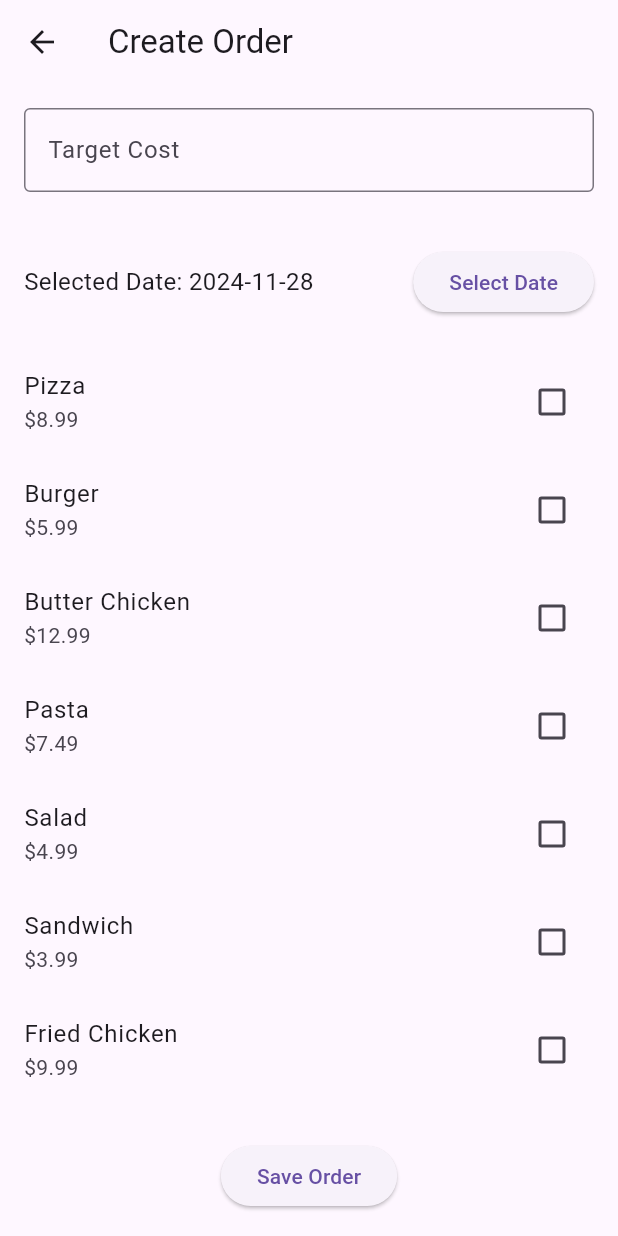
After one commit to Ghostlybot16/FoodOrderingApp, a Flutter app: the OrderFormScreen screen opened by its route, on a phone screen of 412 x 824 dp. The commit adds this screen. Run offline on Flutter 3.47's test engine with Material 3 defaults, Android fonts, the phone set to English and light mode, and no system bars; our stand-ins replace sqflite; accounts and stored records are empty.

Commit message:
Created orderForm and savedOrderList screens
Edited crudOperations.dart to input 20 sample food values into the
database when the code runs. this function works. Added code for
two screens that allow the user to input a cost value and select
food items in their list. The 2nd screen shows the log of that.
It shows the list of all options selected with the date.

```diff
--- a/lib/database/crudOperations.dart
+++ b/lib/database/crudOperations.dart
@@ -22,6 +22,45 @@ Future<void> updateFoodItem(int id, String name, double cost) async {
     where: 'id = ?',
     whereArgs: [id],
   );
+}
+
+// Function to populate the database with sample food items (20 items)
+Future<void> populateFoodItems() async {
+  final db = await DatabaseHelper.instance.database;
+  final existingItems = await db.query('food_items');
+
+  // Only populate the table if it is empty
+  if (existingItems.isEmpty) {
+    List<Map<String, dynamic>> sampleFoodItems = [
+      {'name': 'Pizza', 'cost': 8.99},
+      {'name': 'Burger', 'cost': 5.99},
+      {'name': 'Butter Chicken', 'cost': 12.99},
+      {'name': 'Pasta', 'cost': 7.49},
+      {'name': 'Salad', 'cost': 4.99},
+      {'name': 'Sandwich', 'cost': 3.99},
+      {'name': 'Fried Chicken', 'cost': 9.99},
+      {'name': 'Steak', 'cost': 14.99},
+      {'name': 'Tacos', 'cost': 6.99},
+      {'name': 'Wrap', 'cost': 5.49},
+      {'name': 'Hot Dog', 'cost': 3.49},
+      {'name': 'Nachos', 'cost': 4.49},
+      {'name': 'Burrito', 'cost': 7.99},
+      {'name': 'Ice Cream', 'cost': 3.49},
+      {'name': 'Fries', 'cost': 2.99},
+      {'name': 'Coke', 'cost': 1.99},
+      {'name': 'Soup', 'cost': 4.59},
+      {'name': 'Root Beer', 'cost': 1.99},
+      {'name': 'Mango Juice', 'cost': 1.99},
+      {'name': 'Chocolate Smoothie', 'cost': 4.99},
+    ];
+
+    // Insert sample items into the database
+    for (var item in sampleFoodItems) {
+      await insertFoodItem(item['name']!, item['cost']!);
+    }
+
+    print('Sample food items added to the database.');
+  }
 }
 
 // Function to delete a food item
--- a/lib/database/databaseSetup.dart
+++ b/lib/database/databaseSetup.dart
@@ -44,7 +44,7 @@ class DatabaseHelper {
           id INTEGER PRIMARY KEY AUTOINCREMENT,
           name TEXT NOT NULL,
           cost REAL NOT NULL
-        )''');
+        )''' );
 
     // Create the `order_plans` table if it doesn't already exist
     await databaseInstance.execute('''CREATE TABLE IF NOT EXISTS order_plans (
@@ -52,18 +52,55 @@ class DatabaseHelper {
           date TEXT NOT NULL,
           target_cost REAL NOT NULL,
           selected_items TEXT NOT NULL
-        )''');
+        )''' );
 
     print('Database tables created successfully.');
   }
 
-  // Function to show tables and their data
+  // Function to fetch all saved orders from the 'order_plans' table
+  Future<List<Map<String, dynamic>>> fetchSavedOrders() async {
+    final db = await database;
+    return await db.query('order_plans'); // Fetch all rows from order_plans
+  }
+
+  // Function to save a new order plan to the 'order_plans' table
+  Future<void> saveOrderPlan(String date, double targetCost, String selectedItems) async {
+    final db = await database;
+    await db.insert('order_plans', {
+      'date': date,
+      'target_cost': targetCost,
+      'selected_items': selectedItems,
+    });
+  }
+
+  // Function to clear all food items and reset auto-increment counters
+  Future<void> clearFoodItemsIfNeeded() async {
+    final db = await database;
+    final foodItems = await db.query('food_items');
+    if (foodItems.isNotEmpty) {
+      await db.delete('food_items');
+      await db.rawDelete('DELETE FROM sqlite_sequence WHERE name="food_items"');
+      print('Food items table cleared and ID counter reset.');
+    }
+  }
+
+  // Function to clear all order plans and reset auto-increment counters
+  Future<void> clearOrderPlansIfNeeded() async {
+    final db = await database;
+    final orderPlans = await db.query('order_plans');
+    if (orderPlans.isNotEmpty) {
+      await db.delete('order_plans');
+      await db.rawDelete('DELETE FROM sqlite_sequence WHERE name="order_plans"');
+      print('Order plans table cleared and ID counter reset.');
+    }
+  }
+
+  // Debugging function to show all tables and their data
   Future<void> debugShowTables() async {
     final db = await database;
 
     // Fetch all tables in the database
-    final tables = await db.rawQuery(
-        "SELECT name FROM sqlite_master WHERE type='table';");
+    final tables = await db.rawQuery("SELECT name FROM sqlite_master WHERE type='table';");
     print('Tables in the database: $tables');
 
     // Loop through each table and print its contents
@@ -76,7 +113,7 @@ class DatabaseHelper {
     }
   }
 
-  // Close the database connection
+  // Function to close the database connection
   Future<void> closeDatabaseConnection() async {
     final db = _cachedDatabaseInstance;
     if (db != null) {
--- a/lib/screens/foodListScreen.dart
+++ b/lib/screens/foodListScreen.dart
@@ -66,7 +66,7 @@ class _FoodListScreenState extends State<FoodListScreen> {
       await deleteFoodItem(id); // Call delete function from CRUD
       fetchFoodItemsFromDatabase(); // Refresh the food items list after deletion
       ScaffoldMessenger.of(context).showSnackBar(
-        const SnackBar(content: Text('Food item deleted successfully!')),
+        const SnackBar(content: Text('Item deleted successfully!')),
       );
     }
   }
--- /dev/null
+++ b/lib/screens/orderFormScreen.dart
@@ -0,0 +1,164 @@
+import 'package:flutter/material.dart';
+import '../database/crudOperations.dart'; // CRUD operations
+import '../database/databaseSetup.dart'; // Database helper
+import 'foodListScreen.dart'; // Food list screen for selecting food
+
+class OrderFormScreen extends StatefulWidget {
+  const OrderFormScreen({Key? key}) : super(key: key);
+
+  @override
+  _OrderFormScreenState createState() => _OrderFormScreenState();
+}
+
+class _OrderFormScreenState extends State<OrderFormScreen> {
+  List<Map<String, dynamic>> foodItems = []; // To store food items from the database
+  List<Map<String, dynamic>> selectedItems = []; // To store selected food items
+  final TextEditingController targetCostController = TextEditingController();
+  DateTime selectedDate = DateTime.now(); // Store selected date
+
+  // Function to handle saving the order
+  void _saveOrder() async {
+    if (selectedItems.isEmpty || targetCostController.text.isEmpty) {
+      ScaffoldMessenger.of(context).showSnackBar(
+        const SnackBar(content: Text('Please select food items and set target cost')),
+      );
+      return;
+    }
+
+    // Convert selected items into a string for storage
+    final selectedItemNames = selectedItems.map((item) => item['name']).join(', ');
+
+    // Save the order plan into the database
+    await DatabaseHelper.instance.saveOrderPlan(
+      selectedDate.toIso8601String().split('T').first, // Use the selected date (in yyyy-MM-dd format)
+      double.tryParse(targetCostController.text) ?? 0.0, // Parse the target cost
+      selectedItemNames,
+    );
+
+    ScaffoldMessenger.of(context).showSnackBar(
+      const SnackBar(content: Text('Order saved successfully!')),
+    );
+
+    // Navigate to the saved orders screen after saving the order
+    Navigator.pushNamed(context, '/savedOrders');
+  }
+
+  // Function to handle food item selection
+  void _selectFoodItem(Map<String, dynamic> foodItem) {
+    setState(() {
+      if (selectedItems.contains(foodItem)) {
+        selectedItems.remove(foodItem);
+      } else {
+        selectedItems.add(foodItem);
+      }
+    });
+  }
+
+  // Function to open the date picker
+  Future<void> _selectDate() async {
+    final DateTime? pickedDate = await showDatePicker(
+      context: context,
+      initialDate: selectedDate,
+      firstDate: DateTime(2020),
+      lastDate: DateTime(2101),
+    );
+
+    if (pickedDate != null && pickedDate != selectedDate) {
+      setState(() {
+        selectedDate = pickedDate;
+      });
+    }
+  }
+
+  @override
+  Widget build(BuildContext context) {
+    return Scaffold(
+      appBar: AppBar(
+        title: const Text('Create Order'),
+      ),
+      body: Column(
+        children: [
+          // Target cost input
+          Padding(
+            padding: const EdgeInsets.all(16.0),
+            child: TextField(
+              controller: targetCostController,
+              keyboardType: TextInputType.number,
+              decoration: const InputDecoration(
+                labelText: 'Target Cost',
+                border: OutlineInputBorder(),
+              ),
+            ),
+          ),
+          const SizedBox(height: 20),
+
+          // Date Picker input
+          Padding(
+            padding: const EdgeInsets.symmetric(horizontal: 16.0),
+            child: Row(
+              mainAxisAlignment: MainAxisAlignment.spaceBetween,
+              children: [
+                Text(
+                  'Selected Date: ${selectedDate.toLocal().toString().split(' ')[0]}',
+                  style: const TextStyle(fontSize: 16),
+                ),
+                ElevatedButton(
+                  onPressed: _selectDate,
+                  child: const Text('Select Date'),
+                ),
+              ],
+            ),
+          ),
+          const SizedBox(height: 20),
+
+          // List food items to choose from
+          Expanded(
+            child: FutureBuilder<List<Map<String, dynamic>>>(
+              future: fetchFoodItems(),
+              builder: (context, snapshot) {
+                if (snapshot.connectionState == ConnectionState.waiting) {
+                  return const Center(child: CircularProgressIndicator());
+                }
+
+                if (snapshot.hasError) {
+                  return Center(child: Text('Error: ${snapshot.error}'));
+                }
+
+                if (snapshot.hasData) {
+                  foodItems = snapshot.data!;
+                  return ListView.builder(
+                    itemCount: foodItems.length,
+                    itemBuilder: (context, index) {
+                      final foodItem = foodItems[index];
+                      final isSelected = selectedItems.contains(foodItem);
+
+                      return CheckboxListTile(
+                        title: Text(foodItem['name']),
+                        subtitle: Text('\$${foodItem['cost']}'),
+                        value: isSelected,
+                        onChanged: (bool? value) {
+                          _selectFoodItem(foodItem);
+                        },
+                      );
+                    },
+                  );
+                }
+
+                return const Center(child: Text('No food items available.'));
+              },
+            ),
+          ),
+
+          // Save order button
+          Padding(
+            padding: const EdgeInsets.all(16.0),
+            child: ElevatedButton(
+              onPressed: _saveOrder,
+              child: const Text('Save Order'),
+            ),
+          ),
+        ],
+      ),
+    );
+  }
+}
```
Also changed, not shown: lib/main.dart (+21 -0 lines), lib/screens/savedOrdersScreen.dart (added, +56 -0 lines).
